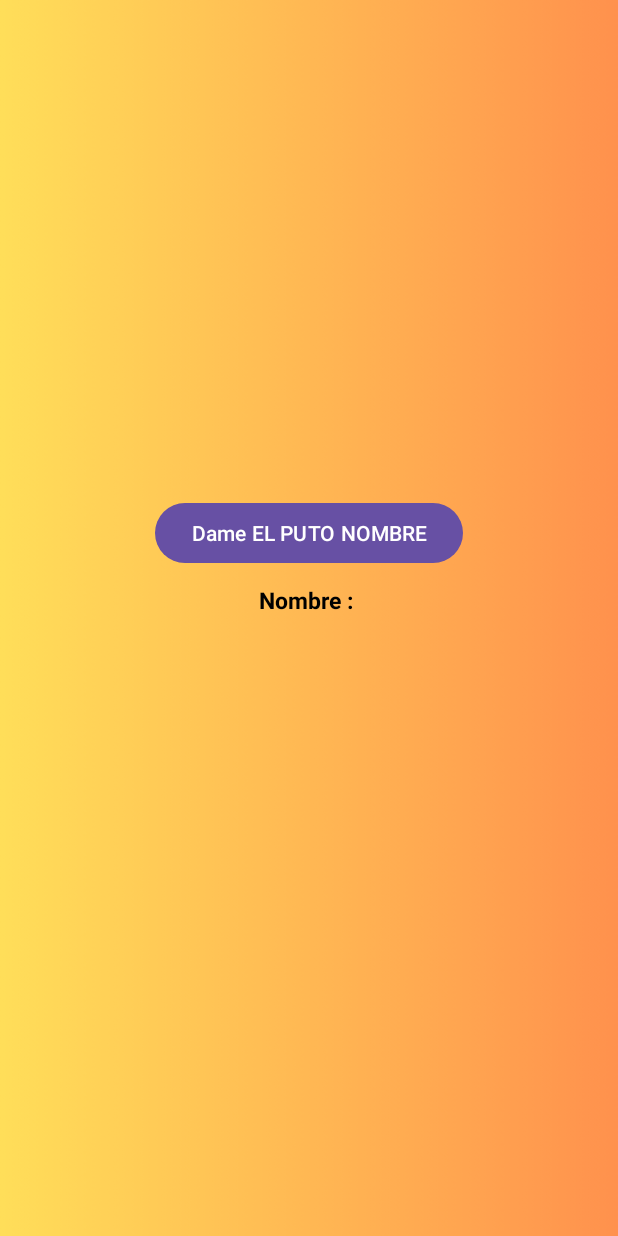
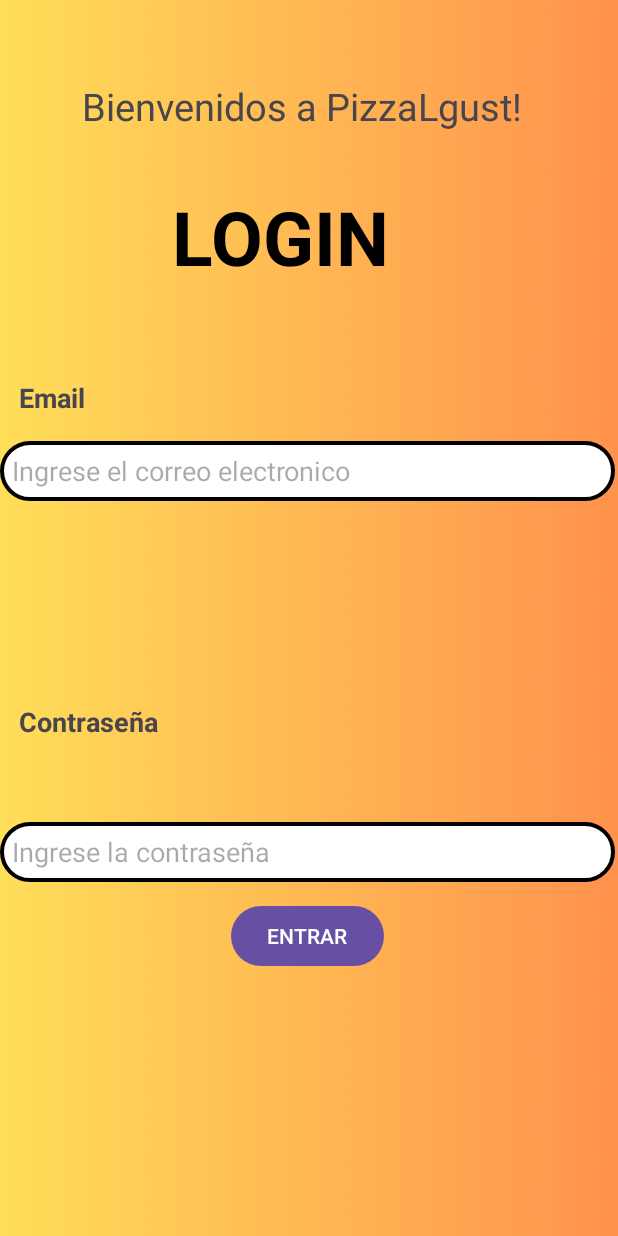
Before and after one commit to Bass2015/PizzaLgust, an Android app: the screen it shows after launch (MainActivity), on a phone screen of 412 x 824 dp. Run offline under Robolectric (Android 15) with nearby library versions, the phone set to English and light mode, and no system bars.

Commit message:
login hecho, logout empiezo

```diff
--- a/movil/app/src/main/AndroidManifest.xml
+++ b/movil/app/src/main/AndroidManifest.xml
@@ -23,6 +23,8 @@
                 <category android:name="android.intent.category.LAUNCHER" />
             </intent-filter>
         </activity>
+        <activity android:name=".LoginActivity"
+            android:exported="true" />
     </application>
 
 </manifest>
--- a/movil/app/src/main/java/com/joanet/pizzalgustmobile/ApiService.kt
+++ b/movil/app/src/main/java/com/joanet/pizzalgustmobile/ApiService.kt
@@ -1,14 +1,10 @@
 package com.joanet.pizzalgustmobile
 
 
-import com.google.gson.JsonObject
-import okhttp3.RequestBody
 import retrofit2.Call
 import retrofit2.http.Body
-import retrofit2.http.GET
 import retrofit2.http.Headers
 import retrofit2.http.POST
-import retrofit2.http.Query
 
 // This interface defines an API
 // service for getting random jokes.
@@ -17,10 +13,10 @@ interface ApiService {
     // is GET and the endpoint URL is "jokes/random".
     @Headers("Content-Type: application/json")
 
-    @POST("pizzalgust/test")
-    fun getUserData (@Body requestBody: DataModel): Call<DataModel>
+    @POST("pizzalgust/login")
+    fun getUserData (@Body requestBody: LoginDataModel): Call<LoginDataModel>
     // This method returns a Call object with a generic
     // type of DataModel, which represents
     // the data model for the response.
-    fun getJokes(): Call<DataModel>
+    fun getUsers(): Call<LoginDataModel>
 }
--- a/movil/app/src/main/java/com/joanet/pizzalgustmobile/MainActivity.kt
+++ b/movil/app/src/main/java/com/joanet/pizzalgustmobile/MainActivity.kt
@@ -1,6 +1,6 @@
 package com.joanet.pizzalgustmobile
 
-import android.graphics.ColorSpace.Model
+import android.content.Intent
 import androidx.appcompat.app.AppCompatActivity
 import android.os.Bundle
 import android.util.Log
@@ -8,60 +8,47 @@ import android.view.View
 import android.widget.Button
 import android.widget.EditText
 import android.widget.ProgressBar
-import android.widget.TextView
 import android.widget.Toast
 import com.google.gson.Gson
 import com.google.gson.JsonObject
 
-import okhttp3.RequestBody
 import retrofit2.Call
 import retrofit2.Callback
 import retrofit2.Response
 import retrofit2.Retrofit
 import retrofit2.converter.gson.GsonConverterFactory
-import com.joanet.pizzalgustmobile.DataModel
-
-
 
 
 class MainActivity : AppCompatActivity() {
 
-    private lateinit var btn_jokes: Button
-    private lateinit var tv_jokes: TextView
+    private lateinit var etEmail: EditText
+    private lateinit var etPassword: EditText
+    private lateinit var btnEntrar: Button
     private lateinit var progressBar: ProgressBar
 
     override fun onCreate(savedInstanceState: Bundle?) {
         super.onCreate(savedInstanceState)
         setContentView(R.layout.activity_main)
 
-        // Find the button view by its ID and
-        // assign it to a variable.
-        btn_jokes = findViewById(R.id.btn_joke)
-
-        // Find the text view by its ID and
-        // assign it to a variable.
-        tv_jokes = findViewById(R.id.tv_joke)
-
-        // Find the progress bar and assign
-        // it to the varriable.
+        etEmail = findViewById(R.id.et_login)
+        etPassword = findViewById(R.id.et_contraseña)
+        btnEntrar = findViewById(R.id.btn_entrar)
         progressBar = findViewById(R.id.idLoadingPB)
 
-        // Set an OnClickListener on the button view.
-        // Dentro de tu función onClickListener
-        btn_jokes.setOnClickListener {
-            // Mostrar la barra de progreso
+        btnEntrar.setOnClickListener {
+            val email = etEmail.text.toString().trim()
+            val password = etPassword.text.toString().trim()
+
+            if (email.isEmpty() || password.isEmpty()) {
+                Toast.makeText(this, "Por favor completa todos los campos", Toast.LENGTH_SHORT)
+                    .show()
+            } else {
                 progressBar.visibility = View.VISIBLE
-
-            // Crear un objeto JSON
-            val jsonObject = JsonObject()
-
-
-            // Convertir el objeto JSON a una cadena utilizando Gson
-            val jsonString = Gson().toJson(jsonObject)
-
-
-            // Llamar al método getJokes() de la clase ApiCall,
-            // pasando una función de devolución de llamada como parámetro.
+                login(email, password)
+            }
+        }
+    }
+    private fun login(email: String, password: String) {
         val retrofit = Retrofit.Builder()
             .baseUrl("http://10.0.2.2:5002/")
             .addConverterFactory(GsonConverterFactory.create())
@@ -69,32 +56,33 @@ class MainActivity : AppCompatActivity() {
 
         val apiService = retrofit.create(ApiService::class.java)
 
-            //construyendo la petición --> /test
-
-            val model = DataModel("Joan", "")
+        val model = LoginDataModel("bwayne@gotham.com", "batman", "", "", "", "", false,"")
         val call = apiService.getUserData(model)
 
-            call.enqueue(object : Callback<DataModel> {
-                override fun onResponse(call: Call<DataModel>, response: Response<DataModel>) {
+        call.enqueue(object : Callback<LoginDataModel> {
+            override fun onResponse(call: Call<LoginDataModel>, response: Response<LoginDataModel>) {
                 if (response.isSuccessful) {
                     val dataModel = response.body()
-                        tv_jokes.text = dataModel?.msg ?: "No se encontraron Nombres"
-
-                        Log.d("API_CALL1", "Respuesta buena: $dataModel")
+                    if (dataModel?.token.isNullOrEmpty()) {
+                        Toast.makeText(this@MainActivity, "Credenciales incorrectas", Toast.LENGTH_SHORT).show()
                     } else {
-                        Log.e("API_CALL", "Error: ${response.code()}")
-                        tv_jokes.text = "Error: ${response.code()}"
-
+                        // Mostrar mensaje Toast en la misma actividad
+                        Toast.makeText(this@MainActivity, "¡Correcto!", Toast.LENGTH_SHORT).show()
+                        Log.i("INFO","¡Correcto! Token recibido: ${dataModel?.token}")
+                        val intent = Intent(this@MainActivity, LoginActivity::class.java)
+                        startActivity(intent)
+                        finish()
+                    }
+                } else {
+                    Toast.makeText(this@MainActivity, "Error: ${response.code()}", Toast.LENGTH_SHORT).show()
                 }
                 progressBar.visibility = View.GONE
             }
 
-                override fun onFailure(call: Call<DataModel>, t: Throwable) {
-                    Log.e("API_CALL", "Error: ${t.message}", t)
-                    tv_jokes.text = "Request Fail"
+            override fun onFailure(call: Call<LoginDataModel>, t: Throwable) {
+                Toast.makeText(this@MainActivity, "Error: ${t.message}", Toast.LENGTH_SHORT).show()
                 progressBar.visibility = View.GONE
             }
         })
     }
 }
-}
--- /dev/null
+++ b/movil/app/src/main/res/layout/activity_login.xml
@@ -0,0 +1,6 @@
+<?xml version="1.0" encoding="utf-8"?>
+<androidx.constraintlayout.widget.ConstraintLayout xmlns:android="http://schemas.android.com/apk/res/android"
+    android:layout_width="match_parent"
+    android:layout_height="match_parent">
+
+</androidx.constraintlayout.widget.ConstraintLayout>
--- a/movil/app/src/main/res/layout/activity_main.xml
+++ b/movil/app/src/main/res/layout/activity_main.xml
@@ -7,56 +7,57 @@
     android:layout_height="match_parent"
     android:background="@drawable/bg_login"
     tools:context=".MainActivity">
-<!--
+
+
     <TextView
-        android:id="@+id/textView"
-        android:layout_width="229dp"
-        android:layout_height="66dp"
-        android:layout_marginTop="128dp"
+        android:layout_width="368dp"
+        android:layout_height="93dp"
+        android:layout_marginTop="24dp"
         android:gravity="center"
-        android:text="LOGIN"
-        android:textColor="@color/black"
-        android:textSize="50dp"
-        android:textStyle="bold"
+        android:text="@string/tv_Bienvenido"
+        android:textSize="25sp"
         app:layout_constraintEnd_toEndOf="parent"
-        app:layout_constraintHorizontal_bias="0.489"
+        app:layout_constraintHorizontal_bias="0.372"
         app:layout_constraintStart_toStartOf="parent"
         app:layout_constraintTop_toTopOf="parent" />
 
     <TextView
-        android:id="@+id/textView2"
-        android:layout_width="173dp"
-        android:layout_height="33dp"
-        android:layout_marginBottom="348dp"
+        android:id="@+id/textViewLogin"
+        android:layout_width="229dp"
+        android:layout_height="66dp"
+        android:layout_marginTop="124dp"
         android:gravity="center"
-        android:text="Entrar para continuar"
-        android:textSize="16dp"
+        android:text="@string/tv_login"
+        android:textColor="@color/black"
+        android:textSize="50sp"
         android:textStyle="bold"
-        app:layout_constraintBottom_toBottomOf="parent"
         app:layout_constraintEnd_toEndOf="parent"
+        app:layout_constraintHorizontal_bias="0.395"
         app:layout_constraintStart_toStartOf="parent"
-        app:layout_constraintTop_toBottomOf="@+id/textView"
-        app:layout_constraintVertical_bias="0.076" />
+        app:layout_constraintTop_toTopOf="parent" />
 
     <TextView
         android:id="@+id/textView3"
         android:layout_width="59dp"
         android:layout_height="25dp"
-        android:layout_marginTop="40dp"
-        android:text="EMAIL"
+        android:text="@string/tv_email"
+        android:textSize="18sp"
         android:textStyle="bold"
+        app:layout_constraintBottom_toTopOf="@+id/et_login"
         app:layout_constraintEnd_toEndOf="parent"
-        app:layout_constraintHorizontal_bias="0.045"
+        app:layout_constraintHorizontal_bias="0.036"
         app:layout_constraintStart_toStartOf="parent"
-        app:layout_constraintTop_toBottomOf="@+id/textView2" />
+        app:layout_constraintTop_toBottomOf="@+id/textViewLogin"
+        app:layout_constraintVertical_bias="0.793" />
 
     <EditText
         android:id="@+id/et_contraseña"
         android:layout_width="410dp"
         android:layout_height="40dp"
-        android:layout_marginBottom="240dp"
+        android:layout_marginBottom="236dp"
         android:background="@drawable/edittext_rounded_corner"
-        android:hint="Ingrese Contraseña"
+        android:hint="@string/et_contraseña"
+
         android:padding="8dp"
         app:layout_constraintBottom_toBottomOf="parent"
         app:layout_constraintEnd_toEndOf="parent"
@@ -67,92 +68,53 @@
         android:id="@+id/tvContraseña"
         android:layout_width="141dp"
         android:layout_height="25dp"
-        android:text="CONTRASEÑA"
+        android:text="@string/tv_contraseña"
+        android:textSize="18sp"
         android:textStyle="bold"
+        app:layout_constraintBottom_toTopOf="@+id/et_contraseña"
         app:layout_constraintEnd_toEndOf="parent"
-        app:layout_constraintHorizontal_bias="0.059"
+        app:layout_constraintHorizontal_bias="0.048"
         app:layout_constraintStart_toStartOf="parent"
-        tools:layout_editor_absoluteY="404dp" />
+        app:layout_constraintTop_toBottomOf="@+id/et_login"
+        app:layout_constraintVertical_bias="0.715" />
 
     <EditText
         android:id="@+id/et_login"
         android:layout_width="410dp"
         android:layout_height="40dp"
-        android:layout_marginBottom="92dp"
+        android:layout_marginTop="104dp"
+        android:autofillHints=""
         android:background="@drawable/edittext_rounded_corner"
-        android:hint="Ingrese mail aquí"
+        android:hint="@string/et_email"
+        android:inputType="text"
         android:padding="8dp"
-        app:layout_constraintBottom_toTopOf="@+id/et_contraseña"
-        app:layout_constraintEnd_toEndOf="parent"
-        app:layout_constraintHorizontal_bias="0.0"
-        app:layout_constraintStart_toStartOf="parent" />
-
-    <androidx.appcompat.widget.AppCompatButton
-        android:id="@+id/btnLogin"
-        android:layout_width="match_parent"
-        android:layout_height="wrap_content"
-        android:layout_marginBottom="108dp"
-        app:layout_constraintBottom_toBottomOf="parent"
         app:layout_constraintEnd_toEndOf="parent"
         app:layout_constraintHorizontal_bias="0.0"
         app:layout_constraintStart_toStartOf="parent"
-
-        />
-        -->
-
-    <LinearLayout
-        android:layout_width="match_parent"
-        android:layout_height="match_parent"
-        android:orientation="vertical"
-        android:gravity="center"
-        tools:context=".MainActivity">
-
-
-
+        app:layout_constraintTop_toBottomOf="@+id/textViewLogin" />
 
     <Button
-            android:id="@+id/btn_joke"
+        android:id="@+id/btn_entrar"
         android:layout_width="wrap_content"
         android:layout_height="wrap_content"
-            android:text="Dame EL PUTO NOMBRE" />
-
-        <TextView
-            android:layout_marginTop="10dp"
-            android:layout_width="wrap_content"
-            android:layout_height="wrap_content"
-            android:text="Nombre : "
-            android:textColor="@color/black"
-            android:textStyle="bold"
-            android:textSize="15dp"
+        android:layout_marginBottom="176dp"
+        android:text="@string/btn_entrar"
         app:layout_constraintBottom_toBottomOf="parent"
         app:layout_constraintEnd_toEndOf="parent"
-            app:layout_constraintStart_toStartOf="parent"
-            app:layout_constraintTop_toTopOf="parent" />
+        app:layout_constraintHorizontal_bias="0.497"
+        app:layout_constraintStart_toStartOf="parent" />
 
-        <!--TextView-->
-        <TextView
-            android:layout_margin="10dp"
-            android:id="@+id/tv_joke"
-            android:layout_width="wrap_content"
-            android:layout_height="wrap_content"
-            android:padding="20dp"
-            android:textColor="@color/black"
-            android:textStyle="bold"
-            android:textSize="15dp"
-            app:layout_constraintBottom_toBottomOf="parent"
-            app:layout_constraintEnd_toEndOf="parent"
-            app:layout_constraintStart_toStartOf="parent"
-            app:layout_constraintTop_toTopOf="parent" />
-
-        <!--progress bar for loading -->
     <ProgressBar
         android:id="@+id/idLoadingPB"
         android:layout_width="wrap_content"
         android:layout_height="wrap_content"
-            android:layout_gravity="center"
-            android:visibility="gone" />
-
-    </LinearLayout>
+        android:visibility="invisible"
+        app:layout_constraintBottom_toBottomOf="parent"
+        app:layout_constraintEnd_toEndOf="parent"
+        app:layout_constraintHorizontal_bias="0.523"
+        app:layout_constraintStart_toStartOf="parent"
+        app:layout_constraintTop_toTopOf="parent"
+        app:layout_constraintVertical_bias="0.887" />
 
 
 </androidx.constraintlayout.widget.ConstraintLayout>
--- a/movil/app/src/main/res/values/strings.xml
+++ b/movil/app/src/main/res/values/strings.xml
@@ -1,3 +1,11 @@
 <resources>
     <string name="app_name">pizzaLgustMobile</string>
+    <string name="btn_entrar">ENTRAR</string>
+    <string name="tv_login">LOGIN</string>
+    <string name="et_contraseña">Ingrese la contraseña</string>
+    <string name="et_email">Ingrese el correo electronico</string>
+    <string name="tv_email">Email</string>
+    <string name="tv_contraseña">Contraseña</string>
+    <string name="tv_Bienvenido">Bienvenidos a PizzaLgust!</string>
+
 </resources>
```
Also changed, not shown: movil/app/src/main/java/com/joanet/pizzalgustmobile/ApiCall.kt (+6 -9 lines), movil/app/src/main/java/com/joanet/pizzalgustmobile/DataModel.kt (deleted, +0 -11 lines), movil/app/src/main/java/com/joanet/pizzalgustmobile/LoginActivity.kt (added, +12 -0 lines), movil/app/src/main/java/com/joanet/pizzalgustmobile/LoginDataModel.kt (added, +17 -0 lines). Lines whose indentation alone changed are shown as unchanged.
